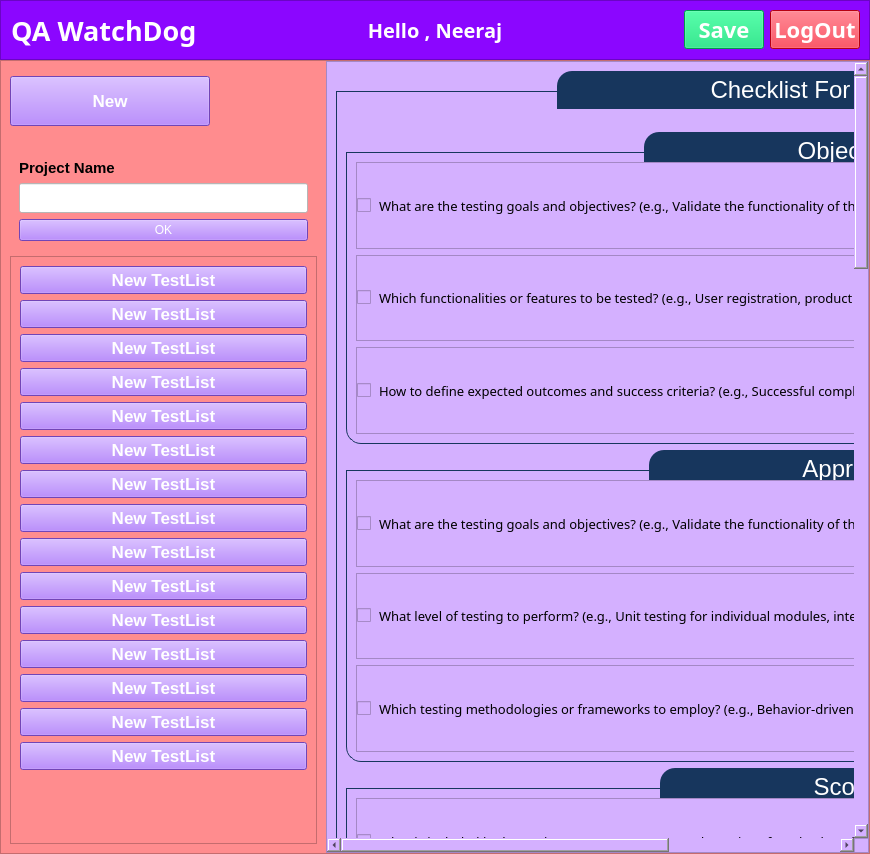
Qt form resources/new.ui (neerajlovecyber/QA-WatchDog) before a commit.
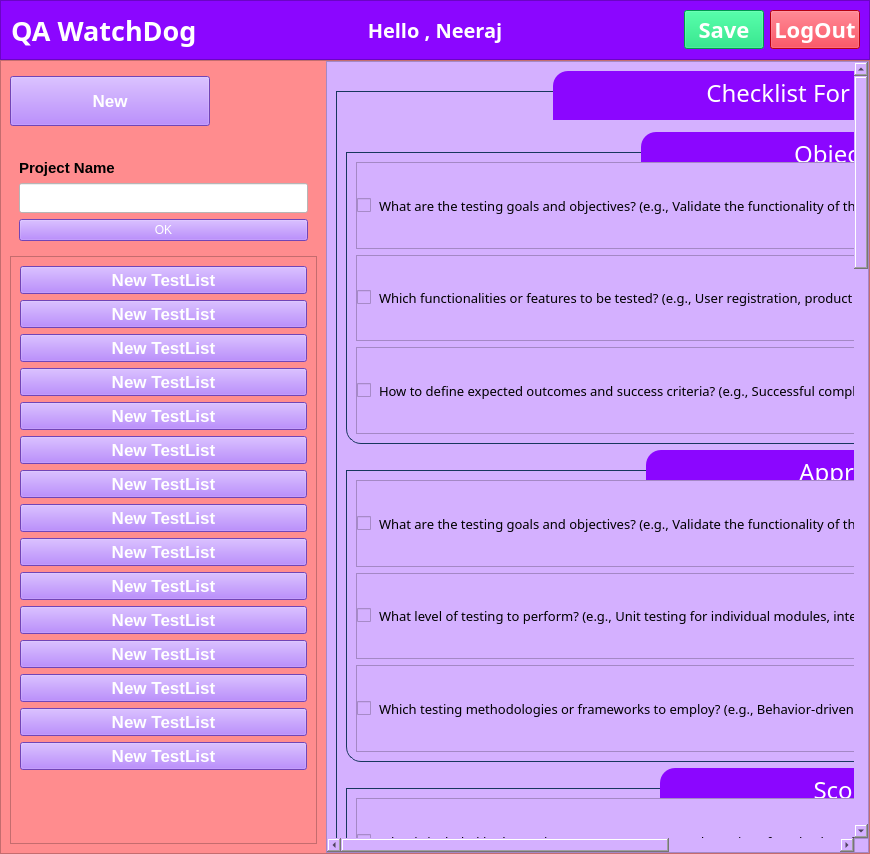
The same form after that commit. The open tabs and pages were chosen to show the change. Icons and pictures are not drawn.

```diff
--- a/resources/new.ui
+++ b/resources/new.ui
@@ -1031,8 +1031,10 @@
     border-top-left-radius: 15px;
     border-top-right-radius: 15px;
     padding: 5px 150px;
-    background-color: #FF17365D;
+	padding-bottom:10px;
+   background-color: rgb(139, 6, 255);
     color: rgb(255, 255, 255);
+	
 }</string>
              </property>
              <layout class="QVBoxLayout" name="verticalLayout_8">
@@ -1069,7 +1071,7 @@
                  <property name="geometry">
                   <rect>
                    <x>0</x>
-                   <y>0</y>
+                   <y>-2231</y>
                    <width>800</width>
                    <height>3000</height>
                   </rect>
@@ -1091,6 +1093,7 @@
                     </property>
                     <property name="font">
                      <font>
+                      <family>Arial Rounded MT Bold</family>
                       <pointsize>-1</pointsize>
                      </font>
                     </property>
@@ -1106,6 +1109,12 @@
                      </property>
                      <item>
                       <widget class="QGroupBox" name="groupBox_2">
+                       <property name="font">
+                        <font>
+                         <family>Arial Rounded MT Bold</family>
+                         <pointsize>-1</pointsize>
+                        </font>
+                       </property>
                        <property name="title">
                         <string>Objective:</string>
                        </property>
@@ -1301,6 +1310,12 @@
                          <verstretch>0</verstretch>
                         </sizepolicy>
                        </property>
+                       <property name="font">
+                        <font>
+                         <family>Arial Rounded MT Bold</family>
+                         <pointsize>-1</pointsize>
+                        </font>
+                       </property>
                        <property name="title">
                         <string>Approch:</string>
                        </property>
@@ -1493,6 +1508,12 @@
                          <verstretch>0</verstretch>
                         </sizepolicy>
                        </property>
+                       <property name="font">
+                        <font>
+                         <family>Arial Rounded MT Bold</family>
+                         <pointsize>-1</pointsize>
+                        </font>
+                       </property>
                        <property name="title">
                         <string>Scope:</string>
                        </property>
```
Left out of the diff: 45 changed lines with no effect on the pictures.
